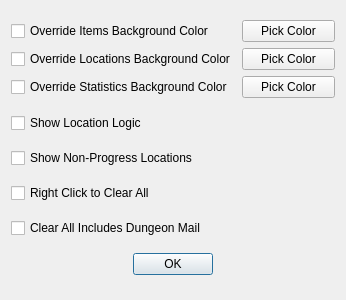
First picture: the form in gui/desktop/tracker/tracker_preferences_dialog.ui, repository SuperDude88/TWWHD-Randomizer, before the edit.
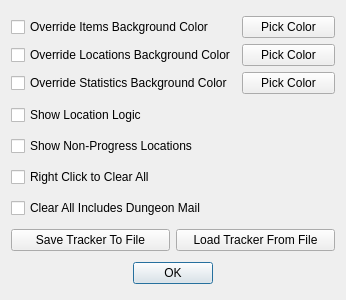
Second picture: the form after the edit.

```diff
--- a/gui/desktop/tracker/tracker_preferences_dialog.ui
+++ b/gui/desktop/tracker/tracker_preferences_dialog.ui
@@ -89,10 +89,28 @@
     </widget>
    </item>
    <item>
-    <widget class="QDialogButtonBox" name="buttonBox">
-     <property name="orientation">
-      <enum>Qt::Orientation::Horizontal</enum>
+    <layout class="QHBoxLayout" name="horizontalLayout">
+     <property name="spacing">
+      <number>6</number>
      </property>
+     <item>
+      <widget class="QPushButton" name="tracker_save_path_browse_button">
+       <property name="text">
+        <string>Save Tracker To File</string>
+       </property>
+      </widget>
+     </item>
+     <item>
+      <widget class="QPushButton" name="tracker_load_path_browse_button">
+       <property name="text">
+        <string>Load Tracker From File</string>
+       </property>
+      </widget>
+     </item>
+    </layout>
+   </item>
+   <item>
+    <widget class="QDialogButtonBox" name="buttonBox">
      <property name="standardButtons">
       <set>QDialogButtonBox::StandardButton::Ok</set>
      </property>
```
